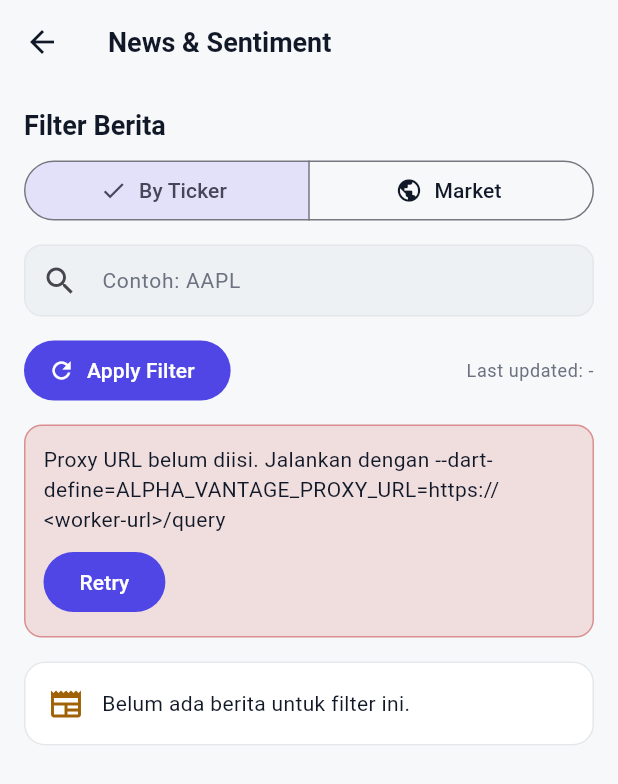
After one commit to Cyaside/bullrithm, a Flutter app: the NewsSentimentScreen screen opened directly, after a tap on "By Ticker", on a phone screen of 412 x 824 dp. The commit adds this screen. Shown: the top 784 px of the screen. Run offline on Flutter 3.47's test engine with Material 3 defaults, Android fonts, the phone set to English and light mode, and no system bars.

Commit message:
feat : news sentiment

```diff
--- /dev/null
+++ b/lib/presentation/screens/news/news_sentiment_screen.dart
@@ -0,0 +1,399 @@
+import 'package:flutter/material.dart';
+import 'package:url_launcher/url_launcher.dart';
+
+import '../../../common/config/app_env.dart';
+import '../../../common/theme/app_theme.dart';
+import '../../../data/models/models.dart';
+import '../../../data/network/alpha_vantage_client.dart';
+
+enum NewsFilterMode { ticker, market }
+
+class NewsSentimentScreen extends StatefulWidget {
+  const NewsSentimentScreen({super.key, this.initialTicker});
+
+  final String? initialTicker;
+
+  @override
+  State<NewsSentimentScreen> createState() => _NewsSentimentScreenState();
+}
+
+class _NewsSentimentScreenState extends State<NewsSentimentScreen> {
+  final _tickerController = TextEditingController();
+  AlphaVantageClient? _client;
+
+  NewsFilterMode _mode = NewsFilterMode.market;
+  List<NewsItem> _items = const [];
+  bool _isLoading = true;
+  String? _errorMessage;
+  DateTime? _lastUpdated;
+  int _requestToken = 0;
+
+  @override
+  void initState() {
+    super.initState();
+
+    final initial = widget.initialTicker?.trim().toUpperCase() ?? '';
+    _tickerController.text = initial;
+    _mode = initial.isEmpty ? NewsFilterMode.market : NewsFilterMode.ticker;
+
+    if (AppEnv.hasAlphaVantageProxyUrl) {
+      _client = AlphaVantageClient.fromEnv();
+      _fetchNews();
+    } else {
+      _isLoading = false;
+      _errorMessage =
+          'Proxy URL belum diisi. Jalankan dengan --dart-define='
+          'ALPHA_VANTAGE_PROXY_URL=https://<worker-url>/query';
+    }
+  }
+
+  @override
+  void dispose() {
+    _tickerController.dispose();
+    _client?.dispose();
+    super.dispose();
+  }
+
+  Future<void> _fetchNews() async {
+    if (_client == null) return;
+
+    final ticker = _tickerController.text.trim().toUpperCase();
+    if (_mode == NewsFilterMode.ticker && ticker.isEmpty) {
+      setState(() {
+        _errorMessage = 'Ticker wajib diisi jika filter menggunakan ticker.';
+        _isLoading = false;
+      });
+      return;
+    }
+
+    final currentToken = ++_requestToken;
+    setState(() {
+      _isLoading = true;
+      _errorMessage = null;
+    });
+
+    try {
+      final items = await _client!.fetchNewsSentiment(
+        ticker: _mode == NewsFilterMode.ticker ? ticker : null,
+        limit: 20,
+      );
+      if (!mounted || currentToken != _requestToken) return;
+
+      setState(() {
+        _items = items;
+        _lastUpdated = DateTime.now();
+      });
+    } on AlphaVantageApiException catch (error) {
+      if (!mounted || currentToken != _requestToken) return;
+      setState(() {
+        _errorMessage = error.message;
+      });
+    } catch (_) {
+      if (!mounted || currentToken != _requestToken) return;
+      setState(() {
+        _errorMessage = 'Gagal memuat berita dan sentimen.';
+      });
+    } finally {
+      if (mounted && currentToken == _requestToken) {
+        setState(() {
+          _isLoading = false;
+        });
+      }
+    }
+  }
+
+  Future<void> _openArticle(String url) async {
+    final uri = Uri.tryParse(url);
+    if (uri == null) {
+      if (mounted) {
+        ScaffoldMessenger.of(context).showSnackBar(
+          const SnackBar(content: Text('URL berita tidak valid.')),
+        );
+      }
+      return;
+    }
+
+    final opened = await launchUrl(uri, mode: LaunchMode.externalApplication);
+    if (!opened && mounted) {
+      ScaffoldMessenger.of(context).showSnackBar(
+        const SnackBar(content: Text('Gagal membuka link berita.')),
+      );
+    }
+  }
+
+  @override
+  Widget build(BuildContext context) {
+    final theme = Theme.of(context);
+    final query = _tickerController.text.trim();
+
+    return Scaffold(
+      appBar: AppBar(title: const Text('News & Sentiment')),
+      body: RefreshIndicator(
+        onRefresh: _fetchNews,
+        child: ListView(
+          physics: const AlwaysScrollableScrollPhysics(),
+          padding: const EdgeInsets.all(16),
+          children: [
+            Text('Filter Berita', style: theme.textTheme.titleLarge),
+            const SizedBox(height: 8),
+            SegmentedButton<NewsFilterMode>(
+              segments: const [
+                ButtonSegment<NewsFilterMode>(
+                  value: NewsFilterMode.ticker,
+                  label: Text('By Ticker'),
+                  icon: Icon(Icons.sell_outlined),
+                ),
+                ButtonSegment<NewsFilterMode>(
+                  value: NewsFilterMode.market,
+                  label: Text('Market'),
+                  icon: Icon(Icons.public),
+                ),
+              ],
+              selected: <NewsFilterMode>{_mode},
+              onSelectionChanged: (selection) {
+                setState(() {
+                  _mode = selection.first;
+                });
+                _fetchNews();
+              },
+            ),
+            if (_mode == NewsFilterMode.ticker) ...[
+              const SizedBox(height: 12),
+              TextField(
+                controller: _tickerController,
+                textCapitalization: TextCapitalization.characters,
+                decoration: const InputDecoration(
+                  hintText: 'Contoh: AAPL',
+                  prefixIcon: Icon(Icons.search),
+                ),
+                onSubmitted: (_) => _fetchNews(),
+              ),
+            ],
+            const SizedBox(height: 12),
+            Row(
+              children: [
+                FilledButton.icon(
+                  onPressed: _fetchNews,
+                  icon: const Icon(Icons.refresh),
+                  label: const Text('Apply Filter'),
+                ),
+                const SizedBox(width: 12),
+                Expanded(
+                  child: Text(
+                    _lastUpdated == null
+                        ? 'Last updated: -'
+                        : 'Last updated: ${_formatDateTime(_lastUpdated!)}',
+                    style: theme.textTheme.bodySmall,
+                    textAlign: TextAlign.right,
+                  ),
+                ),
+              ],
+            ),
+            if (_mode == NewsFilterMode.ticker && query.isNotEmpty) ...[
+              const SizedBox(height: 8),
+              Text('Ticker aktif: $query', style: theme.textTheme.bodySmall),
+            ],
+            if (_errorMessage != null) ...[
+              const SizedBox(height: 12),
+              _NewsErrorBanner(message: _errorMessage!, onRetry: _fetchNews),
+            ],
+            const SizedBox(height: 16),
+            if (_isLoading && _items.isEmpty) ...[
+              const Center(child: CircularProgressIndicator()),
+            ] else if (_items.isEmpty) ...[
+              const _NewsEmptyState(),
+            ] else ...[
+              ..._items.map(
+                (item) =>
+                    _NewsCard(item: item, onTap: () => _openArticle(item.url)),
+              ),
+            ],
+          ],
+        ),
+      ),
+    );
+  }
+}
+
+class _NewsCard extends StatelessWidget {
+  const _NewsCard({required this.item, required this.onTap});
+
+  final NewsItem item;
+  final VoidCallback onTap;
+
+  @override
+  Widget build(BuildContext context) {
+    final theme = Theme.of(context);
+    final sentiment = _sentimentTheme(context, item);
+
+    return Padding(
+      padding: const EdgeInsets.only(bottom: 10),
+      child: Card(
+        child: InkWell(
+          borderRadius: BorderRadius.circular(14),
+          onTap: onTap,
+          child: Padding(
+            padding: const EdgeInsets.all(14),
+            child: Column(
+              crossAxisAlignment: CrossAxisAlignment.start,
+              children: [
+                Text(
+                  item.title.isEmpty ? 'Tanpa Judul' : item.title,
+                  style: theme.textTheme.titleLarge,
+                  maxLines: 3,
+                  overflow: TextOverflow.ellipsis,
+                ),
+                const SizedBox(height: 8),
+                Text(
+                  '${item.source.isEmpty ? 'Unknown source' : item.source} | '
+                  '${_formatDateTime(item.timePublished)}',
+                  style: theme.textTheme.bodySmall,
+                ),
+                const SizedBox(height: 10),
+                Container(
+                  padding: const EdgeInsets.symmetric(
+                    horizontal: 10,
+                    vertical: 6,
+                  ),
+                  decoration: BoxDecoration(
+                    color: sentiment.background,
+                    borderRadius: BorderRadius.circular(99),
+                  ),
+                  child: Text(
+                    sentiment.label,
+                    style: theme.textTheme.bodySmall?.copyWith(
+                      color: sentiment.foreground,
+                      fontWeight: FontWeight.w600,
+                    ),
+                  ),
+                ),
+                const SizedBox(height: 10),
+                Text(
+                  item.summary.isEmpty
+                      ? 'Ringkasan tidak tersedia.'
+                      : item.summary,
+                  style: theme.textTheme.bodyMedium,
+                  maxLines: 4,
+                  overflow: TextOverflow.ellipsis,
+                ),
+              ],
+            ),
+          ),
+        ),
+      ),
+    );
+  }
+}
+
+class _NewsErrorBanner extends StatelessWidget {
+  const _NewsErrorBanner({required this.message, required this.onRetry});
+
+  final String message;
+  final Future<void> Function() onRetry;
+
+  @override
+  Widget build(BuildContext context) {
+    final theme = Theme.of(context);
+    final semantic = context.semanticColors;
+
+    return Container(
+      padding: const EdgeInsets.all(12),
+      decoration: BoxDecoration(
+        color: semantic.danger.withValues(alpha: 0.12),
+        borderRadius: BorderRadius.circular(12),
+        border: Border.all(color: semantic.danger.withValues(alpha: 0.4)),
+      ),
+      child: Column(
+        crossAxisAlignment: CrossAxisAlignment.start,
+        children: [
+          Text(message, style: theme.textTheme.bodyMedium),
+          const SizedBox(height: 8),
+          FilledButton(onPressed: () => onRetry(), child: const Text('Retry')),
+        ],
+      ),
+    );
+  }
+}
+
+class _NewsEmptyState extends StatelessWidget {
+  const _NewsEmptyState();
+
+  @override
+  Widget build(BuildContext context) {
+    final theme = Theme.of(context);
+    final semantic = context.semanticColors;
+
+    return Card(
+      child: Padding(
+        padding: const EdgeInsets.all(16),
+        child: Row(
+          children: [
+            Icon(Icons.newspaper, color: semantic.warning),
+            const SizedBox(width: 12),
+            Expanded(
+              child: Text(
+                'Belum ada berita untuk filter ini.',
+                style: theme.textTheme.bodyMedium,
+              ),
+            ),
+          ],
+        ),
+      ),
+    );
+  }
+}
+
+class _SentimentTheme {
+  const _SentimentTheme({
+    required this.label,
+    required this.foreground,
+    required this.background,
+  });
+
+  final String label;
+  final Color foreground;
+  final Color background;
+}
+
+_SentimentTheme _sentimentTheme(BuildContext context, NewsItem item) {
+  final semantic = context.semanticColors;
+  final score = item.overallSentimentScore ?? 0;
+  final label = item.overallSentimentLabel.trim().isEmpty
+      ? (score > 0.15
+            ? 'Bullish'
+            : score < -0.15
+            ? 'Bearish'
+            : 'Neutral')
+      : item.overallSentimentLabel;
+
+  if (score > 0.15) {
+    return _SentimentTheme(
+      label: '$label (${score.toStringAsFixed(2)})',
+      foreground: semantic.success,
+      background: semantic.success.withValues(alpha: 0.14),
+    );
+  }
+  if (score < -0.15) {
+    return _SentimentTheme(
+      label: '$label (${score.toStringAsFixed(2)})',
+      foreground: semantic.danger,
+      background: semantic.danger.withValues(alpha: 0.14),
+    );
+  }
+  return _SentimentTheme(
+    label: '$label (${score.toStringAsFixed(2)})',
+    foreground: semantic.warning,
+    background: semantic.warning.withValues(alpha: 0.14),
+  );
+}
+
+String _formatDateTime(DateTime? dateTime) {
+  if (dateTime == null) return '-';
+  final local = dateTime.toLocal();
+  final y = local.year.toString().padLeft(4, '0');
+  final m = local.month.toString().padLeft(2, '0');
+  final d = local.day.toString().padLeft(2, '0');
+  final hh = local.hour.toString().padLeft(2, '0');
+  final mm = local.minute.toString().padLeft(2, '0');
+  return '$y-$m-$d $hh:$mm';
+}
--- a/pubspec.yaml
+++ b/pubspec.yaml
@@ -35,6 +35,7 @@ dependencies:
   # Use with the CupertinoIcons class for iOS style icons.
   cupertino_icons: ^1.0.8
   http: ^1.2.2
+  url_launcher: ^6.3.1
 
 dev_dependencies:
   flutter_test:
```
Also changed, not shown: lib/presentation/screens/stock_detail/stock_detail_screen.dart (+14 -0 lines), pubspec.lock, 5 other files.
